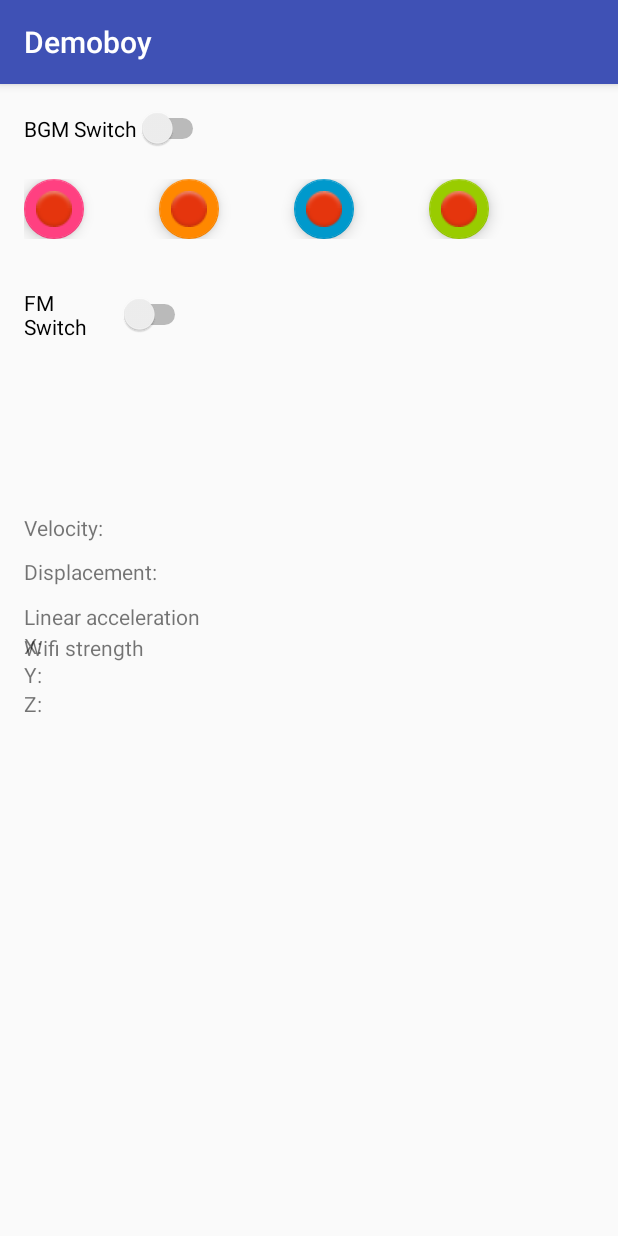
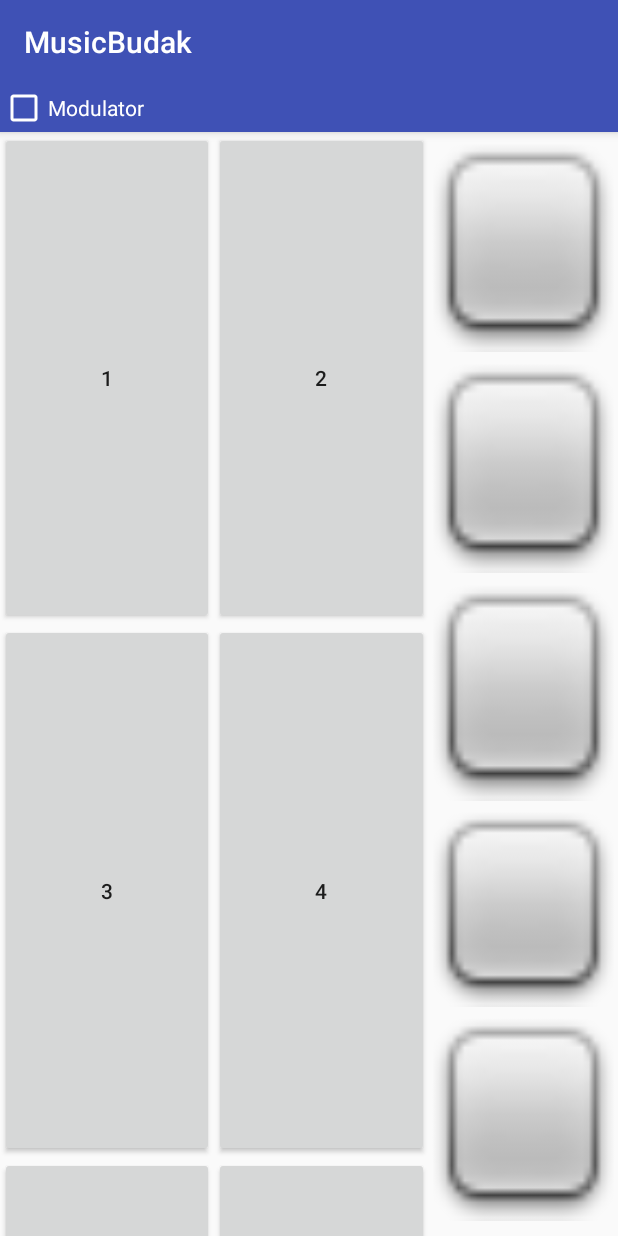
Before and after one commit to jinified/Demoboy, an Android app: the screen it shows after launch (MainActivity before the commit, GameActivity after it), on a phone screen of 412 x 824 dp. Run offline under Robolectric (Android 15) with nearby library versions, the phone set to English and light mode, and no system bars; libraries missing offline, so code that uses them is left out: org.puredata.android, org.puredata.core; 7 statements that could not run were skipped.

Commit message:
final demo code

```diff
--- /dev/null
+++ b/app/src/main/java/com/raijin/demoboy/GameActivity.java
@@ -0,0 +1,402 @@
+package com.raijin.demoboy;
+
+import android.content.BroadcastReceiver;
+import android.content.Context;
+import android.hardware.Sensor;
+import android.hardware.SensorEvent;
+import android.hardware.SensorEventListener;
+import android.hardware.SensorManager;
+import android.net.wifi.WifiManager;
+import android.os.Bundle;
+import android.support.design.widget.FloatingActionButton;
+import android.support.design.widget.Snackbar;
+import android.support.v7.app.AppCompatActivity;
+import android.support.v7.widget.Toolbar;
+import android.util.Log;
+import android.view.MotionEvent;
+import android.view.View;
+import android.widget.Button;
+import android.widget.CheckBox;
+import android.widget.CompoundButton;
+import android.widget.SeekBar;
+
+import org.puredata.android.io.AudioParameters;
+import org.puredata.android.io.PdAudio;
+import org.puredata.android.utils.PdUiDispatcher;
+import org.puredata.core.PdBase;
+import org.puredata.core.utils.IoUtils;
+
+import java.io.File;
+import java.io.IOException;
+import java.util.ArrayList;
+import java.util.Arrays;
+import java.util.List;
+
+public class GameActivity extends AppCompatActivity {
+
+    final static String SENSOR_FORMAT = "%+.3f";
+    final static float THRESH = 0.2f;
+
+    // Pure Data
+    private PdUiDispatcher dispatcher;
+    private float effect_id = 0;
+    Float[] intList = new Float[] {56f, 59f, 62f, 65f, 68f};
+    List<Float> notes = new ArrayList<Float>(Arrays.asList(intList));
+    private String[] symbol = {"tempo", "volume"};
+    private float[] xrange = {-0.7f, 1.3f}; // Default control tempo
+    private float[] yrange = {1f, 2f}; // Default control volume
+    private float[] zrange = {};
+
+    // Sensors
+    WifiManager wifiManager;
+    private BroadcastReceiver rssiReceiver;
+    private static final float MAX_ACC = 9.8F;
+
+    private SensorManager sensorManager;
+    private Sensor accelerometer;
+    private SensorEventListener accListener;
+    private float[] gravity, linear_acceleration, acceleration, distance, velocity,
+                    norm_acc, norm_linear_acc, norm_velocity;
+
+    //UI
+    Toolbar _toolbar;
+    Button _button1, _button2, _button3, _button4, _button5, _button6;
+    Button _buttonC, _buttonD, _buttonE, _buttonF, _buttonG;
+    CheckBox _checkBox;
+
+    // Sound triggers
+    private boolean isModulating = false;
+
+    private void initPD() throws IOException {
+        int sampleRate = AudioParameters.suggestSampleRate();
+        PdAudio.initAudio(sampleRate, 0, 2, 8, true);
+        dispatcher = new PdUiDispatcher();
+        PdBase.setReceiver(dispatcher);
+    }
+
+    private  void initGUI() {
+        _toolbar = (Toolbar) findViewById(R.id.toolbar);
+        setSupportActionBar(_toolbar);
+
+        _button1 = (Button) findViewById(R.id.button_1);
+        _button1.setOnClickListener(new Button.OnClickListener() {
+            public void onClick(View v) {
+                effect_id = 1;
+                symbol = new String[] {"vibrato_freq", "vibrato_delay"};
+                xrange = new float[] {1.f, 5f};
+                yrange = new float[] {1f, 5f};
+                zrange = new float[] {};
+                PdBase.sendFloat("effect_id", 1);
+            }
+        });
+
+        _button2 = (Button) findViewById(R.id.button_2);
+        _button2.setOnClickListener(new Button.OnClickListener() {
+            public void onClick(View v) {
+                effect_id = 2;
+                symbol = new String[] {"tremolo_freq", "tremolo_gain", "tremolo_depth"};
+                xrange = new float[] {15, 25f};
+                yrange = new float[] {8f, 15f};
+                zrange = new float[] {0.1f, 0.2f};
+                PdBase.sendFloat("effect_id", 2);
+            }
+        });
+
+        _button3 = (Button) findViewById(R.id.button_3);
+        _button3.setOnClickListener(new Button.OnClickListener() {
+            public void onClick(View v) {
+                effect_id = 3;
+                symbol = new String[] {"delay_length", "delay_feedback"};
+                xrange = new float[] {50f, 300f};
+                yrange = new float[] {0f, 0.5f};
+                zrange = new float[] {};
+                PdBase.sendFloat("effect_id", 3);
+            }
+        });
+
+        _button4 = (Button) findViewById(R.id.button_4);
+        _button4.setOnClickListener(new Button.OnClickListener() {
+            public void onClick(View v) {
+                effect_id = 4;
+                symbol = new String[] {"wha_maxfreq", "wha_minfreq", "wha_q"};
+                xrange = new float[] {700f, 6000f};
+                yrange = new float[] {0f, 700f};
+                zrange = new float[] {0f, 20f};
+                PdBase.sendFloat("effect_id", 4);
+            }
+        });
+
+        _button5 = (Button) findViewById(R.id.button_5);
+        _button5.setOnClickListener(new Button.OnClickListener() {
+            public void onClick(View v) {
+                effect_id = 5;
+                symbol = new String[] {"phaser_speed", "phaser_depth", "phaser_feedback"};
+                xrange = new float[] {0f, 10f};
+                yrange = new float[] {0f, 3f};
+                zrange = new float[] {-0.9f, 0.9f};
+                PdBase.sendFloat("effect_id", 5);
+            }
+        });
+
+        _button6 = (Button) findViewById(R.id.button_6);
+        _button6.setOnClickListener(new Button.OnClickListener() {
+            public void onClick(View v) {
+                effect_id = 6;
+                PdBase.sendFloat("effect_id", 6);
+            }
+        });
+
+        _buttonC = (Button) findViewById(R.id.button_c);
+        _buttonC.setOnClickListener(new Button.OnClickListener() {
+            public void onClick(View v) {
+                //Do stuff here
+                if (!isModulating) {
+                    Log.i("NOTE", "SEND");
+                    PdBase.sendFloat("note", notes.get(0));
+                }
+            }
+        });
+
+        _buttonD = (Button) findViewById(R.id.button_d);
+        _buttonD.setOnClickListener(new Button.OnClickListener() {
+            public void onClick(View v) {
+                if (!isModulating) {
+                    Log.i("NOTE", "SEND");
+                    PdBase.sendFloat("note", notes.get(1));
+                }
+            }
+        });
+
+        _buttonE = (Button) findViewById(R.id.button_e);
+        _buttonE.setOnClickListener(new Button.OnClickListener() {
+            public void onClick(View v) {
+                //Do stuff here
+                if (!isModulating) {
+                    Log.i("NOTE", "SEND");
+                    PdBase.sendFloat("note", notes.get(2));
+                }
+            }
+        });
+
+        _buttonF = (Button) findViewById(R.id.button_f);
+        _buttonF.setOnClickListener(new Button.OnClickListener() {
+            public void onClick(View v) {
+                //Do stuff here
+                if (!isModulating) {
+                    Log.i("NOTE", "SEND");
+                    PdBase.sendFloat("note", notes.get(3));
+                }
+            }
+        });
+
+        _buttonG = (Button) findViewById(R.id.button_g);
+        _buttonG.setOnClickListener(new Button.OnClickListener() {
+            public void onClick(View v) {
+                if (!isModulating) {
+                    Log.i("NOTE", "SEND");
+                    PdBase.sendFloat("note", notes.get(4));
+                }
+
+            }
+        });
+
+        _checkBox = (CheckBox) findViewById(R.id.checkBox);
+        _checkBox.setOnCheckedChangeListener(new CompoundButton.OnCheckedChangeListener()
+        {
+            @Override
+            public void onCheckedChanged(CompoundButton buttonView, boolean isChecked)
+            {
+                if ( isChecked )
+                {
+                    isModulating = true;
+                    symbol = new String[] {"tempo", "volume"};
+                    xrange = new float[] {-0.7f, 1.3f};
+                    yrange = new float[] {1f, 2f};
+                    zrange = new float[] {};
+                    PdBase.sendFloat("effect_id", 0);
+                    PdBase.sendFloat("start", 1);
+                } else {
+                    isModulating = false;
+                    PdBase.sendFloat("effect_id", 0);
+                    PdBase.sendFloat("start", 0);
+                }
+
+            }
+        });
+    }
+
+    @Override
+    protected void onCreate(Bundle savedInstanceState) {
+        super.onCreate(savedInstanceState);
+        setContentView(R.layout.activity_game);
+
+        initGUI();
+        initSensors();
+
+        // Initialize PD
+        try {
+            initPD();
+            loadPdPatch();
+        } catch (IOException e) {
+            finish();
+        }
+    }
+
+    private boolean isYChanged(float acc_z) {
+        return acc_z >= -2.2 && acc_z <= 2.2;
+    }
+
+    private boolean isXChanged(float acc_y) {
+        return acc_y >= -1  && acc_y <= 1.2;
+    }
+
+    private boolean isZChanged(float acc_x) {
+        return acc_x >= 7;
+    }
+
+    private boolean isSignificantChange(float curr ,float prev, float thresh) {
+        float change = Math.abs(curr - prev) / prev;
+        // Log.i("changed", String.valueOf(change));
+        return change >= thresh;
+    }
+    private void initSensors() {
+        sensorManager = (SensorManager) getSystemService(Context.SENSOR_SERVICE);
+
+        // Initialize sensor data
+        gravity = new float[3];
+        linear_acceleration = new float[3];
+        acceleration = new float[3];
+        velocity = new float[3];
+        distance = new float[3];
+        norm_acc = new float[3];
+        norm_linear_acc = new float[3];
+        norm_velocity = new float[3];
+
+        // Set Listeners
+        accListener = new SensorEventListener() {
+            @Override
+            public void onSensorChanged(SensorEvent event) {
+                acceleration[0] = event.values[0];
+                acceleration[1] = event.values[1];
+                acceleration[2] = event.values[2];
+                Log.i("ACC", String.format("X: %f, Y: %f, Z:%f", acceleration[0], acceleration[1],
+                                            acceleration[2]));
+
+
+                final double alpha = 0.8;
+
+                // Isolate the force of gravity with the low-pass filter.
+                gravity[0] = (float) (alpha * gravity[0] + (1 - alpha) * event.values[0]);
+                gravity[1] = (float) (alpha * gravity[1] + (1 - alpha) * event.values[1]);
+                gravity[2] = (float) (alpha * gravity[2] + (1 - alpha) * event.values[2]);
+
+                // Remove the gravity contribution with the high-pass filter.
+                linear_acceleration[0] = event.values[0] - gravity[0];
+                linear_acceleration[1] = event.values[1] - gravity[1];
+                linear_acceleration[2] = event.values[2] - gravity[2];
+
+                Log.i("LIN_ACC", String.format("X: %f, Y: %f, Z:%f", linear_acceleration[0],
+                        linear_acceleration[1], linear_acceleration[2]));
+
+                velocity[0] = velocity[0] + linear_acceleration[0];
+                velocity[1] = velocity[1] + linear_acceleration[1];
+                velocity[2] = velocity[2] + linear_acceleration[2];
+
+                Log.i("V", String.format("X: %f, Y: %f, Z:%f", velocity[0], velocity[1], velocity[2]));
+
+                distance[0] = distance[0] + velocity[0];
+                distance[1] = distance[1] + velocity[1];
+                distance[2] = distance[2] + velocity[2];
+
+                if (isYChanged(acceleration[2])) {
+                    float curr = (float) ((9.8 - acceleration[0]) / 9.8);
+                    Log.i("norm_Y", String.valueOf(curr));
+                    float sent = normalize(curr, yrange[0], yrange[1]);
+                    Log.i("SENT_Y", String.valueOf(sent));
+                    PdBase.sendFloat(symbol[1], sent);
+                    /*
+                    if (isSignificantChange(curr, norm_acc[1], THRESH)) {
+                        Log.i("YCHANGED", String.valueOf(norm_acc[1]));
+                    }
+                    */
+
+                }
+
+                if (isXChanged(acceleration[1])) {
+                    float sent = (float) (((xrange[1] - xrange[0]) * acceleration[0] / 9.8) + xrange[0]);
+                    Log.i("SENT_X", String.valueOf(sent));
+                    PdBase.sendFloat(symbol[0], sent);
+                    /*
+                    if (isSignificantChange(curr, norm_acc[0], THRESH)) {
+                        Log.i("XCHANGED", String.valueOf(norm_acc[0]));
+                    }
+                    */
+
+                }
+
+                if (isZChanged(acceleration[0])) {
+                    float curr = (float) ((velocity[2] + 5) / 10);
+                    if (symbol.length == 3) {
+                        curr = (curr - zrange[0]) / (zrange[1] - zrange[0]);
+                        PdBase.sendFloat(symbol[2], curr);
+                    }
+                    /*
+                    if (isSignificantChange(curr, norm_velocity[2], THRESH)) {
+                        Log.i("ZCHANGED", String.valueOf(norm_velocity[2]));
+                    }
+                    */
+                }
+
+                if (Math.abs(linear_acceleration[0]) >= 10 && !isModulating) {
+                    float playedNote = 48 + Math.abs(linear_acceleration[0]);
+                    PdBase.sendFloat("note", playedNote);
+                }
+
+                norm_acc[0] = (float) ((9.8 - acceleration[0]) / 9.8);
+                norm_acc[1] = (float) (acceleration[1] / 9.8);
+                norm_velocity[2] = (float) ((velocity[2] + 5) / 10);
+            }
+
+            @Override
+            public void onAccuracyChanged(Sensor sensor, int accuracy) {
+
+            }
+        };
+
+        // Set Motion Sensors
+        accelerometer = sensorManager.getDefaultSensor(Sensor.TYPE_ACCELEROMETER);
+        sensorManager.registerListener(accListener, accelerometer, 100000);
+    }
+
+    private float normalize(float x, float a, float b) {
+        // Normalize [0 - 1] to [b -a]
+        return (b - a) * (x) + a;
+    }
+
+    private void loadPdPatch() throws IOException {
+        File dir = getFilesDir();
+        IoUtils.extractZipResource(getResources().openRawResource(R.raw.main), dir, true);
+        File pdPatch = new File(dir, "main.pd");
+        PdBase.openPatch(pdPatch);
+    }
+
+    @Override
+    protected void onResume() {
+        super.onResume();
+        PdAudio.startAudio(this);
+    }
+
+    @Override
+    protected void onPause() {
+        super.onPause();
+        PdAudio.stopAudio();
+    }
+
+    @Override
+    protected void onDestroy() {
+        super.onDestroy();
+        // Destroy instances of PD to prevent multiple instances which causes distortion
+        PdAudio.release();
+        PdBase.release();
+    }
+}
--- /dev/null
+++ b/app/src/main/res/layout/activity_game.xml
@@ -0,0 +1,165 @@
+<?xml version="1.0" encoding="utf-8"?>
+<android.support.design.widget.CoordinatorLayout xmlns:android="http://schemas.android.com/apk/res/android"
+    xmlns:app="http://schemas.android.com/apk/res-auto"
+    xmlns:tools="http://schemas.android.com/tools"
+    android:layout_width="match_parent"
+    android:layout_height="match_parent"
+    tools:context="com.raijin.demoboy.GameActivity">
+
+    <RelativeLayout
+        android:layout_width="match_parent"
+        android:layout_height="match_parent">
+
+        <android.support.design.widget.AppBarLayout
+            android:layout_width="match_parent"
+            android:layout_height="wrap_content"
+            android:theme="@style/AppTheme.AppBarOverlay"
+            android:id="@+id/appBarLayout2">
+
+            <android.support.v7.widget.Toolbar
+                android:id="@+id/toolbar"
+                android:layout_width="match_parent"
+                android:layout_height="?attr/actionBarSize"
+                android:background="?attr/colorPrimary"
+                app:popupTheme="@style/AppTheme.PopupOverlay"
+                app:title="MusicBudak" />
+
+            <CheckBox
+                android:id="@+id/checkBox"
+                android:layout_width="wrap_content"
+                android:layout_height="wrap_content"
+                android:layout_weight="1"
+                android:text="Modulator" />
+
+        </android.support.design.widget.AppBarLayout>
+
+        <LinearLayout
+            android:layout_width="match_parent"
+            android:layout_height="match_parent"
+            android:orientation="horizontal"
+            android:layout_below="@+id/appBarLayout2"
+            android:layout_alignParentLeft="true"
+            android:layout_alignParentStart="true">
+
+            <LinearLayout
+                android:layout_width="wrap_content"
+                android:layout_height="match_parent"
+                android:layout_weight="0.63"
+                android:orientation="vertical"
+                android:weightSum="1">
+
+                <LinearLayout
+                    android:layout_width="match_parent"
+                    android:layout_height="wrap_content"
+                    android:orientation="horizontal"
+                    android:layout_weight="0.70">
+
+                    <Button
+                        android:id="@+id/button_1"
+                        android:layout_width="wrap_content"
+                        android:layout_height="match_parent"
+                        android:layout_weight="1"
+                        android:text="1" />
+
+                    <Button
+                        android:id="@+id/button_2"
+                        android:layout_width="wrap_content"
+                        android:layout_height="match_parent"
+                        android:layout_weight="1"
+                        android:text="2" />
+                </LinearLayout>
+
+                <LinearLayout
+                    android:layout_width="match_parent"
+                    android:layout_height="wrap_content"
+                    android:orientation="horizontal"
+                    android:layout_weight="0.77">
+
+                    <Button
+                        android:id="@+id/button_3"
+                        android:layout_width="wrap_content"
+                        android:layout_height="match_parent"
+                        android:layout_weight="1"
+                        android:text="3" />
+
+                    <Button
+                        android:id="@+id/button_4"
+                        android:layout_width="wrap_content"
+                        android:layout_height="match_parent"
+                        android:layout_weight="1"
+                        android:text="4" />
+                </LinearLayout>
+
+                <LinearLayout
+                    android:layout_width="match_parent"
+                    android:layout_height="240dp"
+                    android:orientation="horizontal">
+
+                    <Button
+                        android:id="@+id/button_5"
+                        android:layout_width="wrap_content"
+                        android:layout_height="match_parent"
+                        android:layout_weight="1"
+                        android:text="5" />
+
+                    <Button
+                        android:id="@+id/button_6"
+                        android:layout_width="wrap_content"
+                        android:layout_height="match_parent"
+                        android:layout_weight="1"
+                        android:text="6" />
+                </LinearLayout>
+            </LinearLayout>
+
+            <LinearLayout
+                android:layout_width="126dp"
+                android:layout_height="match_parent"
+                android:orientation="vertical"
+                android:weightSum="1">
+
+                <Button
+                    android:id="@+id/button_c"
+                    android:layout_width="match_parent"
+                    android:layout_height="wrap_content"
+                    android:layout_weight="0.20"
+                    android:background="@android:drawable/checkbox_off_background"
+                    android:text="" />
+
+                <Button
+                    android:id="@+id/button_d"
+                    android:layout_width="match_parent"
+                    android:layout_height="wrap_content"
+                    android:layout_weight="0.20"
+                    android:background="@android:drawable/checkbox_off_background"
+                    android:text="" />
+
+                <Button
+                    android:id="@+id/button_e"
+                    android:layout_width="match_parent"
+                    android:layout_height="wrap_content"
+                    android:layout_weight="0.21"
+                    android:background="@android:drawable/checkbox_off_background"
+                    android:text="" />
+
+                <Button
+                    android:id="@+id/button_f"
+                    android:layout_width="match_parent"
+                    android:layout_height="wrap_content"
+                    android:layout_weight="0.18"
+                    android:background="@android:drawable/checkbox_off_background"
+                    android:text="" />
+
+                <Button
+                    android:id="@+id/button_g"
+                    android:layout_width="match_parent"
+                    android:layout_height="wrap_content"
+                    android:layout_weight="0.19"
+                    android:background="@android:drawable/checkbox_off_background"
+                    android:text="" />
+            </LinearLayout>
+
+        </LinearLayout>
+
+    </RelativeLayout>
+
+</android.support.design.widget.CoordinatorLayout>
--- a/app/src/main/res/values/styles.xml
+++ b/app/src/main/res/values/styles.xml
@@ -8,4 +8,13 @@
         <item name="colorAccent">@color/colorAccent</item>
     </style>
 
+    <style name="AppTheme.NoActionBar">
+        <item name="windowActionBar">false</item>
+        <item name="windowNoTitle">true</item>
+    </style>
+
+    <style name="AppTheme.AppBarOverlay" parent="ThemeOverlay.AppCompat.Dark.ActionBar" />
+
+    <style name="AppTheme.PopupOverlay" parent="ThemeOverlay.AppCompat.Light" />
+
 </resources>
```
Also changed, not shown: app/src/main/AndroidManifest.xml (+15 -3 lines), app/src/main/res/layout/content_game.xml (added, +11 -0 lines), app/src/main/res/values/strings.xml (+16 -0 lines), 2 other files.
